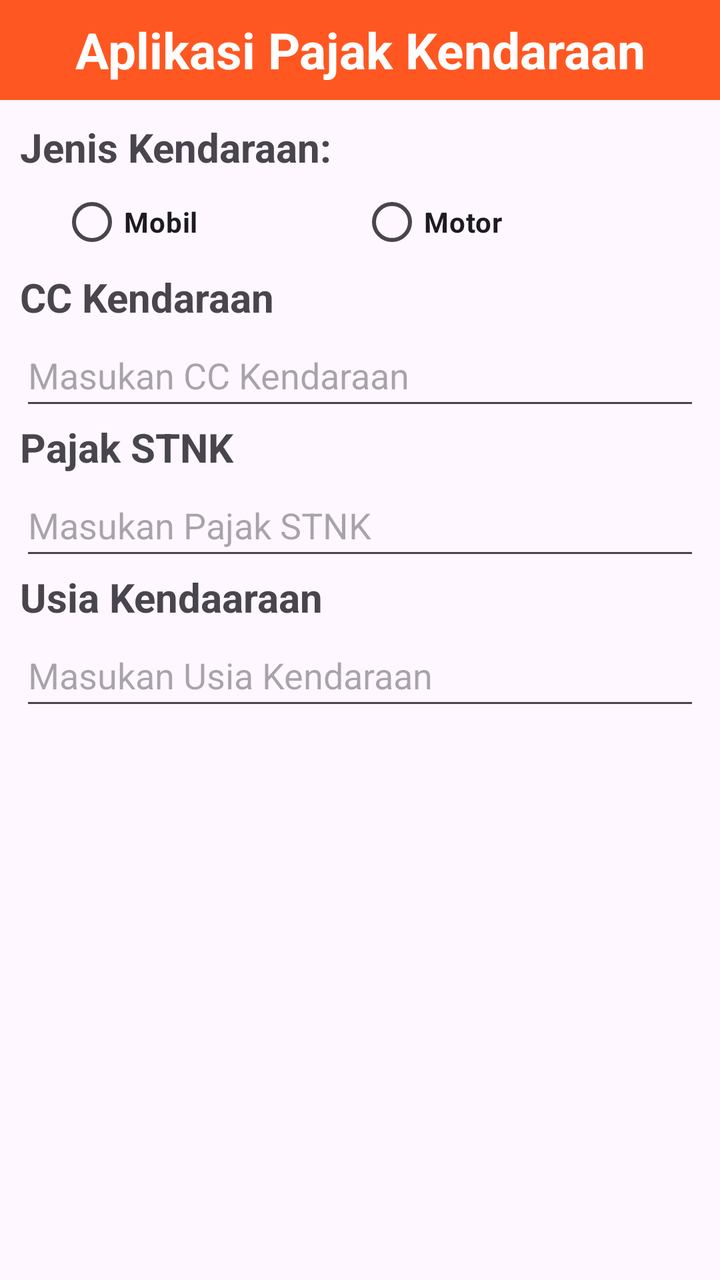
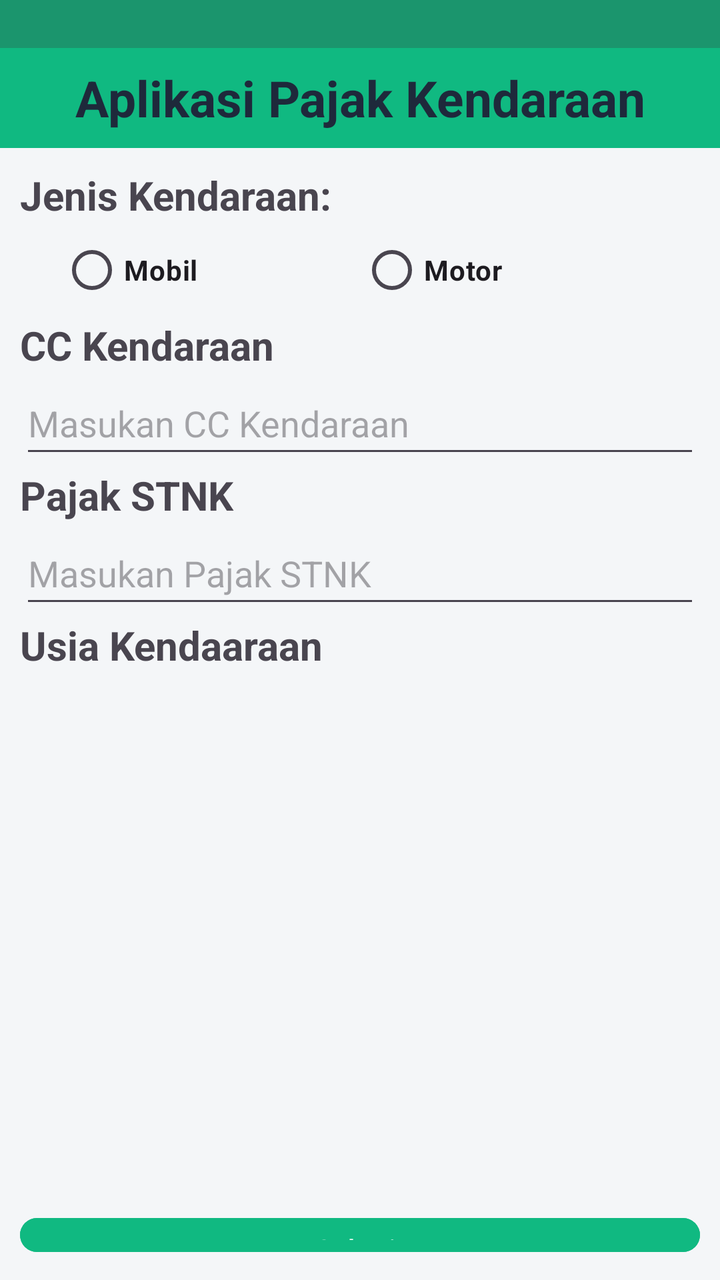

An Android layout rendered at two revisions. The XML below is the earlier revision; the diff shows what the commit changed to produce the second picture.
<!-- AndroidManifest.xml: application theme Theme.APK -->
<!-- res/layout/activity_main.xml -->
<?xml version="1.0" encoding="utf-8"?>
<LinearLayout xmlns:android="http://schemas.android.com/apk/res/android"
    xmlns:app="http://schemas.android.com/apk/res-auto"
    xmlns:tools="http://schemas.android.com/tools"
    android:id="@+id/main"
    android:layout_width="match_parent"
    android:layout_height="match_parent"
    android:orientation="vertical"
    tools:context=".MainActivity">

    <TextView
        android:id="@+id/judul"
        android:layout_width="match_parent"
        android:layout_height="50dp"
        android:gravity="center"
        android:text="@string/ap"
        android:background="@color/orange"
        android:textColor="@color/white"
        android:textStyle="bold"
        android:textSize="25sp"
        android:textAlignment="center"
        />

    <LinearLayout
        android:layout_width="match_parent"
        android:layout_height="wrap_content"
        android:layout_margin="10dp"
        android:orientation="vertical">

        <LinearLayout
            android:layout_width="match_parent"
            android:layout_height="wrap_content"
            android:gravity="center"
            android:orientation="vertical">

            <TextView
                android:id="@+id/jenis"
                android:layout_width="match_parent"
                android:layout_height="wrap_content"
                android:text="@string/jk"
                android:textSize="20sp"
                android:textStyle="bold" />

            <RadioGroup
                android:id="@+id/JenisKendaraan"
                android:layout_width="match_parent"
                android:layout_height="wrap_content"
                android:gravity="center"
                android:orientation="horizontal">

                <RadioButton
                    android:id="@+id/mobil"
                    android:layout_width="150dp"
                    android:layout_height="wrap_content"
                    android:text="@string/m"
                    android:textStyle="bold" />

                <RadioButton
                    android:id="@+id/motor"
                    android:layout_width="150dp"
                    android:layout_height="wrap_content"
                    android:text="@string/mt"
                    android:textStyle="bold" />
            </RadioGroup>

        </LinearLayout>

        <LinearLayout
            android:layout_width="match_parent"
            android:layout_height="wrap_content"
            android:orientation="vertical">

            <TextView
                android:id="@+id/cck"
                android:layout_width="match_parent"
                android:layout_height="wrap_content"
                android:text="@string/cc"
                android:textSize="20sp"
                android:textStyle="bold" />

            <EditText
                android:id="@+id/InputCC"
                android:layout_width="match_parent"
                android:layout_height="48dp"
                android:ems="10"
                android:hint="@string/c"
                android:inputType="numberSigned"
                android:maxLength="5" />

        </LinearLayout>

        <LinearLayout
            android:layout_width="match_parent"
            android:layout_height="wrap_content"
            android:orientation="vertical">

            <TextView
                android:id="@+id/pjkstnk"
                android:layout_width="match_parent"
                android:layout_height="wrap_content"
                android:text="@string/ps"
                android:textSize="20sp"
                android:textStyle="bold" />

            <EditText
                android:id="@+id/InputPajakSTNK"
                android:layout_width="match_parent"
                android:layout_height="48dp"
                android:ems="10"
                android:hint="@string/p"
                android:inputType="numberSigned" />
        </LinearLayout>

        <LinearLayout
            android:layout_width="match_parent"
            android:layout_height="wrap_content"
            android:orientation="vertical">

            <TextView
                android:id="@+id/usk"
                android:layout_width="match_parent"
                android:layout_height="wrap_content"
                android:text="@string/uk"
                android:textSize="20sp"
                android:textStyle="bold" />

            <EditText
                android:id="@+id/editusia"
                android:layout_width="match_parent"
                android:layout_height="48dp"
                android:ems="10"
                android:hint="@string/u"
                android:inputType="numberSigned"
                android:maxLength="3" />
        </LinearLayout>
    </LinearLayout>

    <TextView
        android:id="@+id/pkbp"
        android:layout_width="match_parent"
        android:layout_height="wrap_content"
        android:textSize="18sp"
        android:textStyle="bold" />

    <TextView
        android:id="@+id/hasilpkb"
        android:gravity="center_vertical|right"
        android:layout_width="match_parent"
        android:layout_height="wrap_content" />

    <TextView
        android:id="@+id/swd"
        android:layout_width="match_parent"
        android:layout_height="wrap_content"
        android:textSize="18sp"
        android:textStyle="bold" />

    <TextView
        android:id="@+id/SWDKLLJ"
        android:layout_width="match_parent"
        android:gravity="center_vertical|right"
        android:layout_height="wrap_content" />

    <TextView
        android:id="@+id/bad"
        android:layout_width="match_parent"
        android:layout_height="wrap_content"
        android:textSize="18sp"
        android:textStyle="bold"/>

    <TextView
        android:id="@+id/Administrasi"
        android:gravity="center_vertical|right"
        android:layout_width="match_parent"
        android:layout_height="wrap_content" />

    <TextView
        android:id="@+id/sod"
        android:layout_width="match_parent"
        android:layout_height="25dp"
        android:textSize="18sp"
        android:textStyle="bold" />

    <TextView
        android:id="@+id/Sertif"
        android:gravity="center_vertical|right"
        android:layout_width="match_parent"
        android:layout_height="wrap_content" />

    <TextView
        android:id="@+id/total"
        android:layout_width="match_parent"
        android:layout_height="25dp"
        android:textSize="20sp"
        android:textStyle="bold" />

    <TextView
        android:id="@+id/hasilTotal"
        android:layout_width="match_parent"
        android:textSize="30sp"
        android:gravity="center_vertical|right"
        android:text=""
        android:layout_height="91dp" />

    <Button
        android:id="@+id/submit"
        android:layout_width="match_parent"
        android:layout_height="wrap_content"
        android:text="@string/sub"
        android:backgroundTint="@color/blue"
        android:onClick="Submit"/>

</LinearLayout>
<!-- resources referenced by this layout -->
<resources>
  <color name="blue">#00b4d8</color>
  <color name="orange">#FF5722</color>
  <color name="white">#FFFFFFFF</color>
  <string name="ap">Aplikasi Pajak Kendaraan</string>
  <string name="c">Masukan CC Kendaraan</string>
  <string name="cc">CC Kendaraan</string>
  <string name="jk">Jenis Kendaraan:</string>
  <string name="m">Mobil</string>
  <string name="mt">Motor</string>
  <string name="p">Masukan Pajak STNK</string>
  <string name="ps">Pajak STNK</string>
  <string name="sub">Submit</string>
  <string name="u">Masukan Usia Kendaraan</string>
  <string name="uk">Usia Kendaaraan</string>
  <style name="Theme.APK" parent="Base.Theme.APK" />
  <style name="Base.Theme.APK" parent="Theme.Material3.DayNight.NoActionBar">
          
          
      </style>
</resources>

<!-- the commit's change to res/layout/activity_main.xml (unified diff, before → after) -->
@@ -9,205 +9,239 @@
     tools:context=".MainActivity">
 
     <TextView
+        android:id="@+id/PembatasNotif"
+        android:layout_width="match_parent"
+        android:layout_height="24dp"
+        android:background="@color/greenGelap" />
+
+    <TextView
         android:id="@+id/judul"
         android:layout_width="match_parent"
         android:layout_height="50dp"
         android:gravity="center"
         android:text="@string/ap"
-        android:background="@color/orange"
-        android:textColor="@color/white"
+        android:background="@color/green"
+        android:textColor="@color/Teks"
         android:textStyle="bold"
         android:textSize="25sp"
         android:textAlignment="center"
         />
 
     <LinearLayout
+        android:id="@+id/Tampilan"
+        android:background="@color/clear"
         android:layout_width="match_parent"
-        android:layout_height="wrap_content"
-        android:layout_margin="10dp"
+        android:layout_height="match_parent"
         android:orientation="vertical">
 
         <LinearLayout
+            android:id="@+id/BagianInputPengguna"
             android:layout_width="match_parent"
             android:layout_height="wrap_content"
-            android:gravity="center"
+            android:layout_weight="1"
+            android:layout_margin="10dp"
             android:orientation="vertical">
 
-            <TextView
-                android:id="@+id/jenis"
-                android:layout_width="match_parent"
-                android:layout_height="wrap_content"
-                android:text="@string/jk"
-                android:textSize="20sp"
-                android:textStyle="bold" />
-
-            <RadioGroup
-                android:id="@+id/JenisKendaraan"
+            <LinearLayout
                 android:layout_width="match_parent"
                 android:layout_height="wrap_content"
                 android:gravity="center"
-                android:orientation="horizontal">
-
-                <RadioButton
-                    android:id="@+id/mobil"
-                    android:layout_width="150dp"
-                    android:layout_height="wrap_content"
-                    android:text="@string/m"
-                    android:textStyle="bold" />
-
-                <RadioButton
-                    android:id="@+id/motor"
-                    android:layout_width="150dp"
-                    android:layout_height="wrap_content"
-                    android:text="@string/mt"
-                    android:textStyle="bold" />
-            </RadioGroup>
-
+                android:orientation="vertical">
+
+                <TextView
+                    android:id="@+id/jenis"
+                    android:layout_width="match_parent"
+                    android:layout_height="wrap_content"
+                    android:text="@string/jk"
+                    android:textSize="20sp"
+                    android:textStyle="bold" />
+
+                <RadioGroup
+                    android:id="@+id/JenisKendaraan"
+                    android:layout_width="match_parent"
+                    android:layout_height="wrap_content"
+                    android:gravity="center"
+                    android:orientation="horizontal">
+
+                    <RadioButton
+                        android:id="@+id/mobil"
+                        android:layout_width="150dp"
+                        android:layout_height="wrap_content"
+                        android:text="@string/m"
+                        android:textStyle="bold" />
+
+                    <RadioButton
+                        android:id="@+id/motor"
+                        android:layout_width="150dp"
+                        android:layout_height="wrap_content"
+                        android:text="@string/mt"
+                        android:textStyle="bold" />
+                </RadioGroup>
+
+            </LinearLayout>
+
+            <LinearLayout
+                android:layout_width="match_parent"
+                android:layout_height="wrap_content"
+                android:orientation="vertical">
+
+                <TextView
+                    android:id="@+id/cck"
+                    android:layout_width="match_parent"
+                    android:layout_height="wrap_content"
+                    android:text="@string/cc"
+                    android:textSize="20sp"
+                    android:textStyle="bold" />
+
+                <EditText
+                    android:id="@+id/InputCC"
+                    android:layout_width="match_parent"
+                    android:layout_height="48dp"
+                    android:ems="10"
+                    android:hint="@string/c"
+                    android:inputType="numberSigned"
+                    android:maxLength="5" />
+
+            </LinearLayout>
+
+            <LinearLayout
+                android:layout_width="match_parent"
+                android:layout_height="wrap_content"
+                android:orientation="vertical">
+
+                <TextView
+                    android:id="@+id/pjkstnk"
+                    android:layout_width="match_parent"
+                    android:layout_height="wrap_content"
+                    android:text="@string/ps"
+                    android:textSize="20sp"
+                    android:textStyle="bold" />
+
+                <EditText
+                    android:id="@+id/InputPajakSTNK"
+                    android:layout_width="match_parent"
+                    android:layout_height="48dp"
+                    android:ems="10"
+                    android:hint="@string/p"
+                    android:inputType="numberSigned" />
+            </LinearLayout>
+
+            <LinearLayout
+                android:layout_width="match_parent"
+                android:layout_height="wrap_content"
+                android:orientation="vertical">
+
+                <TextView
+                    android:id="@+id/usk"
+                    android:layout_width="match_parent"
+                    android:layout_height="wrap_content"
+                    android:text="@string/uk"
+                    android:textSize="20sp"
+                    android:textStyle="bold" />
+
+                <EditText
+                    android:id="@+id/editusia"
+                    android:layout_width="match_parent"
+                    android:layout_height="48dp"
+                    android:ems="10"
+                    android:hint="@string/u"
+                    android:inputType="numberSigned"
+                    android:maxLength="3" />
+            </LinearLayout>
         </LinearLayout>
 
         <LinearLayout
+            android:id="@+id/BagianHasilTampilan"
             android:layout_width="match_parent"
             android:layout_height="wrap_content"
+            android:layout_margin="10dp"
+            android:layout_weight="1"
             android:orientation="vertical">
 
-            <TextView
-                android:id="@+id/cck"
-                android:layout_width="match_parent"
-                android:layout_height="wrap_content"
-                android:text="@string/cc"
-                android:textSize="20sp"
-                android:textStyle="bold" />
-
-            <EditText
-                android:id="@+id/InputCC"
+            <LinearLayout
+                android:layout_width="match_parent"
+                android:layout_height="wrap_content"
+                android:layout_weight="1"
+                android:orientation="vertical">
+
+                <TextView
+                    android:id="@+id/pkbp"
+                    android:layout_width="match_parent"
+                    android:layout_height="wrap_content"
+                    android:textSize="18sp"
+                    android:textStyle="bold" />
+
+                <TextView
+                    android:id="@+id/hasilpkb"
+                    android:layout_width="match_parent"
+                    android:layout_height="wrap_content"
+                    android:gravity="center_vertical|right" />
+
+                <TextView
+                    android:id="@+id/swd"
+                    android:layout_width="match_parent"
+                    android:layout_height="wrap_content"
+                    android:textSize="18sp"
+                    android:textStyle="bold" />
+
+                <TextView
+                    android:id="@+id/SWDKLLJ"
+                    android:layout_width="match_parent"
+                    android:layout_height="wrap_content"
+                    android:gravity="center_vertical|right" />
+
+                <TextView
+                    android:id="@+id/bad"
+                    android:layout_width="match_parent"
+                    android:layout_height="wrap_content"
+                    android:textSize="18sp"
+                    android:textStyle="bold" />
+
+                <TextView
+                    android:id="@+id/Administrasi"
+                    android:layout_width="match_parent"
+                    android:layout_height="wrap_content"
+                    android:gravity="center_vertical|right" />
+
+                <TextView
+                    android:id="@+id/sod"
+                    android:layout_width="match_parent"
+                    android:layout_height="25dp"
+                    android:textSize="18sp"
+                    android:textStyle="bold" />
+
+                <TextView
+                    android:id="@+id/Sertif"
+                    android:layout_width="match_parent"
+                    android:layout_height="wrap_content"
+                    android:gravity="center_vertical|right" />
+
+                <TextView
+                    android:id="@+id/total"
+                    android:layout_width="match_parent"
+                    android:layout_height="25dp"
+                    android:textSize="20sp"
+                    android:textStyle="bold" />
+
+                <TextView
+                    android:id="@+id/hasilTotal"
+                    android:layout_width="match_parent"
+                    android:layout_height="70dp"
+                    android:gravity="center_vertical|right"
+                    android:text=""
+                    android:textColor="@color/clear"
+                    android:textSize="30sp" />
+            </LinearLayout>
+
+            <Button
+                android:id="@+id/submit"
+                android:layout_weight="1"
                 android:layout_width="match_parent"
                 android:layout_height="48dp"
-                android:ems="10"
-                android:hint="@string/c"
-                android:inputType="numberSigned"
-                android:maxLength="5" />
-
-        </LinearLayout>
-
-        <LinearLayout
-            android:layout_width="match_parent"
-            android:layout_height="wrap_content"
-            android:orientation="vertical">
-
-            <TextView
-                android:id="@+id/pjkstnk"
-                android:layout_width="match_parent"
-                android:layout_height="wrap_content"
-                android:text="@string/ps"
-                android:textSize="20sp"
-                android:textStyle="bold" />
-
-            <EditText
-                android:id="@+id/InputPajakSTNK"
-                android:layout_width="match_parent"
-                android:layout_height="48dp"
-                android:ems="10"
-                android:hint="@string/p"
-                android:inputType="numberSigned" />
-        </LinearLayout>
-
-        <LinearLayout
-            android:layout_width="match_parent"
-            android:layout_height="wrap_content"
-            android:orientation="vertical">
-
-            <TextView
-                android:id="@+id/usk"
-                android:layout_width="match_parent"
-                android:layout_height="wrap_content"
-                android:text="@string/uk"
-                android:textSize="20sp"
-                android:textStyle="bold" />
-
-            <EditText
-                android:id="@+id/editusia"
-                android:layout_width="match_parent"
-                android:layout_height="48dp"
-                android:ems="10"
-                android:hint="@string/u"
-                android:inputType="numberSigned"
-                android:maxLength="3" />
+                android:backgroundTint="@color/green"
+                android:onClick="Submit"
+                android:text="@string/sub" />
         </LinearLayout>
     </LinearLayout>
 
-    <TextView
-        android:id="@+id/pkbp"
-        android:layout_width="match_parent"
-        android:layout_height="wrap_content"
-        android:textSize="18sp"
-        android:textStyle="bold" />
-
-    <TextView
-        android:id="@+id/hasilpkb"
-        android:gravity="center_vertical|right"
-        android:layout_width="match_parent"
-        android:layout_height="wrap_content" />
-
-    <TextView
-        android:id="@+id/swd"
-        android:layout_width="match_parent"
-        android:layout_height="wrap_content"
-        android:textSize="18sp"
-        android:textStyle="bold" />
-
-    <TextView
-        android:id="@+id/SWDKLLJ"
-        android:layout_width="match_parent"
-        android:gravity="center_vertical|right"
-        android:layout_height="wrap_content" />
-
-    <TextView
-        android:id="@+id/bad"
-        android:layout_width="match_parent"
-        android:layout_height="wrap_content"
-        android:textSize="18sp"
-        android:textStyle="bold"/>
-
-    <TextView
-        android:id="@+id/Administrasi"
-        android:gravity="center_vertical|right"
-        android:layout_width="match_parent"
-        android:layout_height="wrap_content" />
-
-    <TextView
-        android:id="@+id/sod"
-        android:layout_width="match_parent"
-        android:layout_height="25dp"
-        android:textSize="18sp"
-        android:textStyle="bold" />
-
-    <TextView
-        android:id="@+id/Sertif"
-        android:gravity="center_vertical|right"
-        android:layout_width="match_parent"
-        android:layout_height="wrap_content" />
-
-    <TextView
-        android:id="@+id/total"
-        android:layout_width="match_parent"
-        android:layout_height="25dp"
-        android:textSize="20sp"
-        android:textStyle="bold" />
-
-    <TextView
-        android:id="@+id/hasilTotal"
-        android:layout_width="match_parent"
-        android:textSize="30sp"
-        android:gravity="center_vertical|right"
-        android:text=""
-        android:layout_height="91dp" />
-
-    <Button
-        android:id="@+id/submit"
-        android:layout_width="match_parent"
-        android:layout_height="wrap_content"
-        android:text="@string/sub"
-        android:backgroundTint="@color/blue"
-        android:onClick="Submit"/>
-
 </LinearLayout>
<!-- resource entries referenced after the edit -->
@@ -1,8 +1,9 @@
 <!-- resources referenced by this layout -->
 <resources>
-  <color name="blue">#00b4d8</color>
-  <color name="orange">#FF5722</color>
-  <color name="white">#FFFFFFFF</color>
+  <color name="Teks">#1E293B</color>
+  <color name="clear">#F4F6F8</color>
+  <color name="green">#10B981</color>
+  <color name="greenGelap">#1B956D</color>
   <string name="ap">Aplikasi Pajak Kendaraan</string>
   <string name="c">Masukan CC Kendaraan</string>
   <string name="cc">CC Kendaraan</string>
